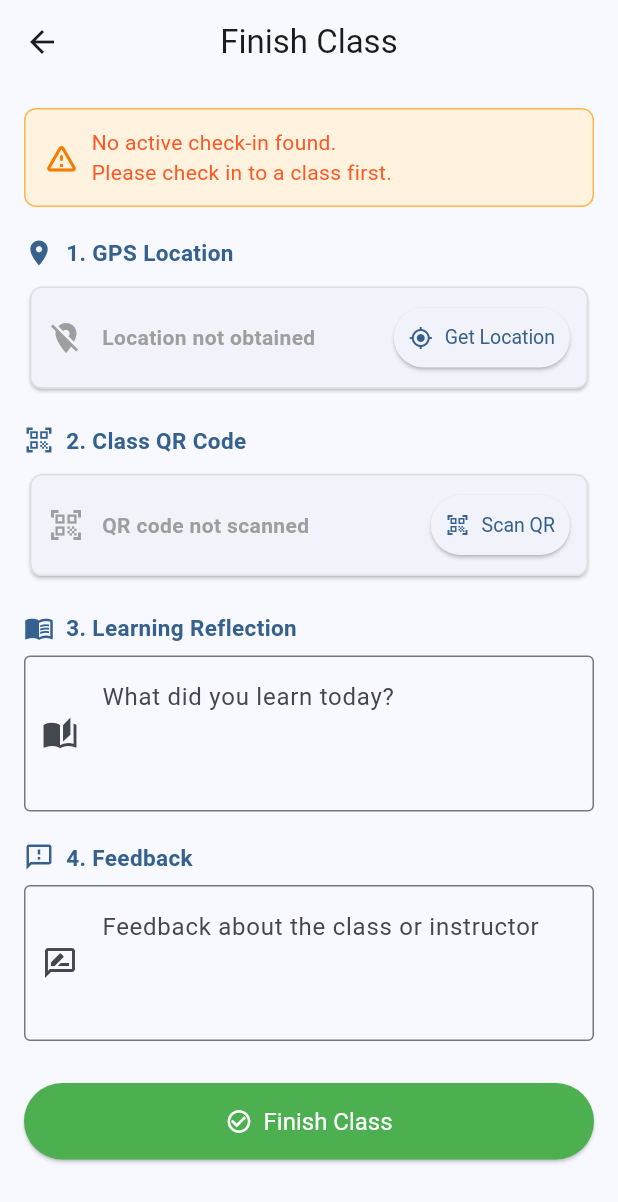
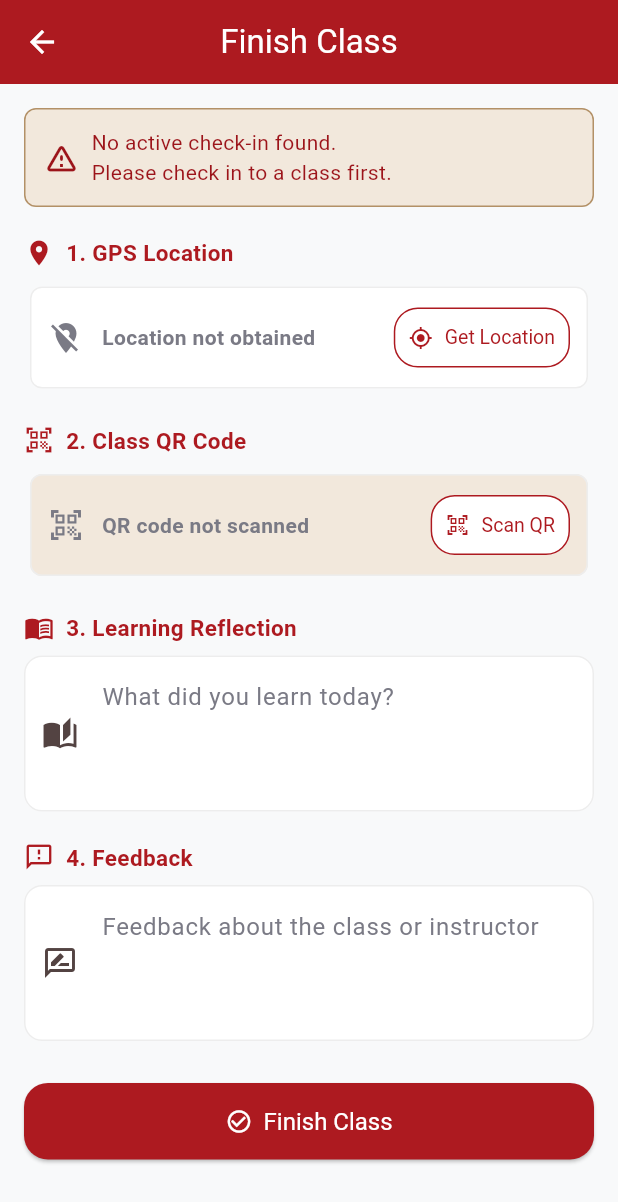
Before and after one commit to EaindrayMFU26/Lab_Test_6731503052, a Flutter app: the screen it shows after launch, after a tap on "Finish Class", on a phone screen of 412 x 824 dp. Shown: the top 1202 px of the screen. Run offline on Flutter 3.47's test engine with Material 3 defaults, Android fonts, the phone set to English and light mode, and no system bars; our stand-ins replace cloud_firestore, firebase_core, geolocator, shared_preferences; missing offline and left inert: geolocator_platform_interface, mobile_scanner; accounts and stored records are empty.

Commit message:
Apply MFU red and beige visual theme across app

```diff
--- a/smart_class_app/lib/main.dart
+++ b/smart_class_app/lib/main.dart
@@ -1,6 +1,7 @@
 import 'package:flutter/material.dart';
 import 'package:firebase_core/firebase_core.dart';
 import 'firebase_options.dart';
+import 'theme/app_theme.dart';
 import 'screens/home_screen.dart';
 
 void main() async {
@@ -22,10 +23,7 @@ class MyApp extends StatelessWidget {
   Widget build(BuildContext context) {
     return MaterialApp(
       title: 'Smart Class App',
-      theme: ThemeData(
-        colorScheme: ColorScheme.fromSeed(seedColor: Colors.blue),
-        useMaterial3: true,
-      ),
+      theme: AppTheme.light(),
       home: const HomeScreen(),
     );
   }
--- a/smart_class_app/lib/screens/finish_class_screen.dart
+++ b/smart_class_app/lib/screens/finish_class_screen.dart
@@ -6,6 +6,7 @@ import '../models/class_session.dart';
 import '../services/location_service.dart';
 import '../services/storage_service.dart';
 import '../services/firestore_service.dart';
+import '../theme/app_theme.dart';
 
 class FinishClassScreen extends StatefulWidget {
   const FinishClassScreen({super.key});
@@ -121,7 +122,7 @@ class _FinishClassScreenState extends State<FinishClassScreen> {
   void _showSnack(String msg, {bool isError = false}) {
     ScaffoldMessenger.of(context).showSnackBar(SnackBar(
       content: Text(msg),
-      backgroundColor: isError ? Colors.red.shade700 : null,
+      backgroundColor: isError ? AppColors.darkRed : AppColors.primaryRed,
     ));
   }
 
@@ -264,8 +265,8 @@ class _FinishClassScreenState extends State<FinishClassScreen> {
                 style: ElevatedButton.styleFrom(
                   padding: const EdgeInsets.symmetric(vertical: 16),
                   textStyle: const TextStyle(fontSize: 16),
-                  backgroundColor: Colors.green,
-                  foregroundColor: Colors.white,
+                  backgroundColor: AppColors.primaryRed,
+                  foregroundColor: AppColors.white,
                 ),
                 onPressed: _submitting ? null : _submit,
               ),
@@ -284,18 +285,18 @@ class _FinishClassScreenState extends State<FinishClassScreen> {
       return Container(
         padding: const EdgeInsets.all(12),
         decoration: BoxDecoration(
-          color: Colors.orange.shade50,
-          border: Border.all(color: Colors.orange.shade300),
+          color: AppColors.cream,
+          border: Border.all(color: AppColors.softGold),
           borderRadius: BorderRadius.circular(8),
         ),
         child: Row(
           children: [
-            Icon(Icons.warning_amber_rounded, color: Colors.orange.shade700),
+            const Icon(Icons.warning_amber_rounded, color: AppColors.darkRed),
             const SizedBox(width: 8),
             const Expanded(
               child: Text(
                 'No active check-in found.\nPlease check in to a class first.',
-                style: TextStyle(color: Colors.deepOrange),
+                style: TextStyle(color: AppColors.darkRed),
               ),
             ),
           ],
@@ -307,8 +308,8 @@ class _FinishClassScreenState extends State<FinishClassScreen> {
     return Container(
       padding: const EdgeInsets.all(12),
       decoration: BoxDecoration(
-        color: Colors.blue.shade50,
-        border: Border.all(color: Colors.blue.shade200),
+        color: AppColors.lightGrayBg,
+        border: Border.all(color: AppColors.softGray),
         borderRadius: BorderRadius.circular(8),
       ),
       child: Column(
@@ -316,12 +317,12 @@ class _FinishClassScreenState extends State<FinishClassScreen> {
         children: [
           Row(
             children: [
-              Icon(Icons.info_outline, color: Colors.blue.shade700, size: 18),
+              const Icon(Icons.info_outline, color: AppColors.softGold, size: 18),
               const SizedBox(width: 6),
-              Text('Active Session',
+              const Text('Active Session',
                   style: TextStyle(
                       fontWeight: FontWeight.bold,
-                      color: Colors.blue.shade800)),
+                      color: AppColors.primaryText)),
             ],
           ),
           const SizedBox(height: 6),
@@ -354,10 +355,10 @@ class _FinishClassScreenState extends State<FinishClassScreen> {
         borderRadius: BorderRadius.circular(8),
         side: BorderSide(
           color: _locationMissing
-              ? Colors.red
+              ? AppColors.darkRed
               : captured
-                  ? Colors.green
-                  : Colors.grey.shade300,
+                  ? AppColors.primaryRed
+                  : AppColors.softGray,
         ),
       ),
       child: Padding(
@@ -366,7 +367,7 @@ class _FinishClassScreenState extends State<FinishClassScreen> {
           children: [
             Icon(
               captured ? Icons.location_on : Icons.location_off,
-              color: captured ? Colors.green : Colors.grey,
+              color: captured ? AppColors.primaryRed : AppColors.secondaryText,
             ),
             const SizedBox(width: 12),
             Expanded(
@@ -377,8 +378,9 @@ class _FinishClassScreenState extends State<FinishClassScreen> {
                     captured ? 'Location captured' : 'Location not obtained',
                     style: TextStyle(
                       fontWeight: FontWeight.w600,
-                      color:
-                          captured ? Colors.green.shade800 : Colors.grey,
+                      color: captured
+                          ? AppColors.darkRed
+                          : AppColors.secondaryText,
                     ),
                   ),
                   if (captured)
@@ -387,16 +389,16 @@ class _FinishClassScreenState extends State<FinishClassScreen> {
                       'Lng: ${_position!.longitude.toStringAsFixed(6)}\n'
                       'Accuracy: ±${_position!.accuracy.toStringAsFixed(1)} m',
                       style: const TextStyle(
-                          fontSize: 12, color: Colors.black87),
+                          fontSize: 12, color: AppColors.primaryText),
                     ),
                   if (_locationMissing)
                     const Text('Required – tap Get Location',
-                        style: TextStyle(fontSize: 12, color: Colors.red)),
+                        style: TextStyle(fontSize: 12, color: AppColors.darkRed)),
                 ],
               ),
             ),
             const SizedBox(width: 8),
-            ElevatedButton.icon(
+            OutlinedButton.icon(
               icon: _locationLoading
                   ? const SizedBox(
                       width: 14,
@@ -405,9 +407,10 @@ class _FinishClassScreenState extends State<FinishClassScreen> {
                   : const Icon(Icons.my_location, size: 16),
               label: Text(captured ? 'Refresh' : 'Get Location'),
               onPressed: _locationLoading ? null : _getLocation,
-              style: ElevatedButton.styleFrom(
+              style: OutlinedButton.styleFrom(
                   padding: const EdgeInsets.symmetric(
                       horizontal: 10, vertical: 8),
+                  backgroundColor: AppColors.white,
                   textStyle: const TextStyle(fontSize: 13)),
             ),
           ],
@@ -423,19 +426,20 @@ class _FinishClassScreenState extends State<FinishClassScreen> {
         borderRadius: BorderRadius.circular(8),
         side: BorderSide(
           color: _qrMissing
-              ? Colors.red
+              ? AppColors.darkRed
               : scanned
-                  ? Colors.green
-                  : Colors.grey.shade300,
+                  ? AppColors.softGold
+                  : AppColors.softGray,
         ),
       ),
+      color: AppColors.cream,
       child: Padding(
         padding: const EdgeInsets.symmetric(horizontal: 12, vertical: 10),
         child: Row(
           children: [
             Icon(
               scanned ? Icons.qr_code : Icons.qr_code_scanner,
-              color: scanned ? Colors.green : Colors.grey,
+              color: scanned ? AppColors.softGold : AppColors.secondaryText,
             ),
             const SizedBox(width: 12),
             Expanded(
@@ -446,7 +450,8 @@ class _FinishClassScreenState extends State<FinishClassScreen> {
                     scanned ? 'QR code scanned' : 'QR code not scanned',
                     style: TextStyle(
                       fontWeight: FontWeight.w600,
-                      color: scanned ? Colors.green.shade800 : Colors.grey,
+                      color:
+                          scanned ? AppColors.softGold : AppColors.secondaryText,
                     ),
                   ),
                   if (scanned)
@@ -455,24 +460,25 @@ class _FinishClassScreenState extends State<FinishClassScreen> {
                       style: const TextStyle(
                           fontSize: 13,
                           fontFamily: 'monospace',
-                          color: Colors.black87),
+                          color: AppColors.primaryText),
                       maxLines: 2,
                       overflow: TextOverflow.ellipsis,
                     ),
                   if (_qrMissing)
                     const Text('Required – tap Scan QR',
-                        style: TextStyle(fontSize: 12, color: Colors.red)),
+                        style: TextStyle(fontSize: 12, color: AppColors.darkRed)),
                 ],
               ),
             ),
             const SizedBox(width: 8),
-            ElevatedButton.icon(
+            OutlinedButton.icon(
               icon: const Icon(Icons.qr_code_scanner, size: 16),
               label: Text(scanned ? 'Re-scan' : 'Scan QR'),
               onPressed: () => setState(() => _scanningQr = true),
-              style: ElevatedButton.styleFrom(
+              style: OutlinedButton.styleFrom(
                   padding: const EdgeInsets.symmetric(
                       horizontal: 10, vertical: 8),
+                  backgroundColor: AppColors.white,
                   textStyle: const TextStyle(fontSize: 13)),
             ),
           ],
--- a/smart_class_app/lib/screens/home_screen.dart
+++ b/smart_class_app/lib/screens/home_screen.dart
@@ -1,6 +1,7 @@
 import 'package:flutter/material.dart';
 import '../models/class_session.dart';
 import '../services/storage_service.dart';
+import '../theme/app_theme.dart';
 import 'check_in_screen.dart';
 import 'finish_class_screen.dart';
 
@@ -52,11 +53,15 @@ class _HomeScreenState extends State<HomeScreen> {
             padding: const EdgeInsets.fromLTRB(24, 28, 24, 12),
             child: Column(
               children: [
-                const Icon(Icons.school, size: 64, color: Colors.blue),
+                const Icon(Icons.school, size: 64, color: AppColors.primaryRed),
                 const SizedBox(height: 12),
                 const Text(
                   'Smart Class App',
-                  style: TextStyle(fontSize: 22, fontWeight: FontWeight.bold),
+                  style: TextStyle(
+                    fontSize: 22,
+                    fontWeight: FontWeight.bold,
+                    color: AppColors.primaryText,
+                  ),
                 ),
                 const SizedBox(height: 24),
                 SizedBox(
@@ -74,14 +79,13 @@ class _HomeScreenState extends State<HomeScreen> {
                 const SizedBox(height: 12),
                 SizedBox(
                   width: double.infinity,
-                  child: ElevatedButton.icon(
+                  child: OutlinedButton.icon(
                     icon: const Icon(Icons.logout),
                     label: const Text('Finish Class'),
-                    style: ElevatedButton.styleFrom(
+                    style: OutlinedButton.styleFrom(
                       padding: const EdgeInsets.symmetric(vertical: 14),
                       textStyle: const TextStyle(fontSize: 16),
-                      backgroundColor: Colors.green,
-                      foregroundColor: Colors.white,
+                      backgroundColor: AppColors.white,
                     ),
                     onPressed: () => _navigate(const FinishClassScreen()),
                   ),
@@ -96,14 +100,14 @@ class _HomeScreenState extends State<HomeScreen> {
             padding: const EdgeInsets.symmetric(horizontal: 16, vertical: 8),
             child: Row(
               children: [
-                const Icon(Icons.history, size: 18, color: Colors.grey),
+                const Icon(Icons.history, size: 18, color: AppColors.softGold),
                 const SizedBox(width: 6),
                 Text(
                   'Session History (${_sessions.length})',
                   style: const TextStyle(
                       fontSize: 14,
                       fontWeight: FontWeight.w600,
-                      color: Colors.grey),
+                      color: AppColors.secondaryText),
                 ),
               ],
             ),
@@ -114,7 +118,7 @@ class _HomeScreenState extends State<HomeScreen> {
                     child: Text(
                       'No sessions yet.\nCheck in to start!',
                       textAlign: TextAlign.center,
-                      style: TextStyle(color: Colors.grey),
+                      style: TextStyle(color: AppColors.secondaryText),
                     ),
                   )
                 : ListView.separated(
@@ -129,15 +133,15 @@ class _HomeScreenState extends State<HomeScreen> {
                         child: ListTile(
                           leading: CircleAvatar(
                             backgroundColor: isCompleted
-                                ? Colors.green.shade100
-                                : Colors.blue.shade100,
+                                ? AppColors.cream
+                                : AppColors.lightGrayBg,
                             child: Icon(
                               isCompleted
                                   ? Icons.check_circle
                                   : Icons.pending,
                               color: isCompleted
-                                  ? Colors.green
-                                  : Colors.blue,
+                                  ? AppColors.softGold
+                                  : AppColors.primaryRed,
                               size: 20,
                             ),
                           ),
@@ -157,13 +161,13 @@ class _HomeScreenState extends State<HomeScreen> {
                               style: TextStyle(
                                 fontSize: 11,
                                 color: isCompleted
-                                    ? Colors.green.shade800
-                                    : Colors.blue.shade800,
+                                    ? AppColors.softGold
+                                    : AppColors.darkRed,
                               ),
                             ),
                             backgroundColor: isCompleted
-                                ? Colors.green.shade50
-                                : Colors.blue.shade50,
+                                ? AppColors.cream
+                                : AppColors.lightGrayBg,
                             padding: EdgeInsets.zero,
                           ),
                         ),
--- /dev/null
+++ b/smart_class_app/lib/theme/app_theme.dart
@@ -0,0 +1,93 @@
+import 'package:flutter/material.dart';
+
+class AppColors {
+  static const primaryRed = Color(0xFFAD1A20);
+  static const darkRed = Color(0xFF9C141A);
+  static const softGold = Color(0xFFB39167);
+  static const cream = Color(0xFFF2E8DC);
+  static const white = Color(0xFFFFFFFF);
+  static const lightGrayBg = Color(0xFFF8F9FA);
+  static const softGray = Color(0xFFEDEDED);
+  static const primaryText = Color(0xFF1F1F24);
+  static const secondaryText = Color(0xFF7A7A85);
+}
+
+class AppTheme {
+  static ThemeData light() {
+    final scheme = ColorScheme.fromSeed(
+      seedColor: AppColors.primaryRed,
+      primary: AppColors.primaryRed,
+      secondary: AppColors.softGold,
+      surface: AppColors.white,
+      onPrimary: AppColors.white,
+      onSecondary: AppColors.primaryText,
+      onSurface: AppColors.primaryText,
+      brightness: Brightness.light,
+    );
+
+    return ThemeData(
+      useMaterial3: true,
+      colorScheme: scheme,
+      scaffoldBackgroundColor: AppColors.lightGrayBg,
+      appBarTheme: const AppBarTheme(
+        backgroundColor: AppColors.primaryRed,
+        foregroundColor: AppColors.white,
+        centerTitle: true,
+        elevation: 0,
+      ),
+      cardTheme: CardThemeData(
+        color: AppColors.white,
+        elevation: 0,
+        shape: RoundedRectangleBorder(
+          borderRadius: BorderRadius.circular(14),
+          side: const BorderSide(color: AppColors.softGray),
+        ),
+      ),
+      elevatedButtonTheme: ElevatedButtonThemeData(
+        style: ElevatedButton.styleFrom(
+          backgroundColor: AppColors.primaryRed,
+          foregroundColor: AppColors.white,
+          shape: RoundedRectangleBorder(
+            borderRadius: BorderRadius.circular(16),
+          ),
+          textStyle: const TextStyle(fontWeight: FontWeight.w600),
+        ),
+      ),
+      outlinedButtonTheme: OutlinedButtonThemeData(
+        style: OutlinedButton.styleFrom(
+          foregroundColor: AppColors.primaryRed,
+          side: const BorderSide(color: AppColors.primaryRed),
+          shape: RoundedRectangleBorder(
+            borderRadius: BorderRadius.circular(16),
+          ),
+          textStyle: const TextStyle(fontWeight: FontWeight.w600),
+        ),
+      ),
+      inputDecorationTheme: InputDecorationTheme(
+        filled: true,
+        fillColor: AppColors.white,
+        labelStyle: const TextStyle(color: AppColors.secondaryText),
+        hintStyle: const TextStyle(color: AppColors.secondaryText),
+        border: OutlineInputBorder(
+          borderRadius: BorderRadius.circular(12),
+          borderSide: const BorderSide(color: AppColors.softGray),
+        ),
+        enabledBorder: OutlineInputBorder(
+          borderRadius: BorderRadius.circular(12),
+          borderSide: const BorderSide(color: AppColors.softGray),
+        ),
+        focusedBorder: OutlineInputBorder(
+          borderRadius: BorderRadius.circular(12),
+          borderSide: const BorderSide(color: AppColors.primaryRed, width: 1.5),
+        ),
+      ),
+      dividerColor: AppColors.softGray,
+      textTheme: const TextTheme(
+        titleLarge: TextStyle(color: AppColors.primaryText),
+        titleMedium: TextStyle(color: AppColors.primaryText),
+        bodyLarge: TextStyle(color: AppColors.primaryText),
+        bodyMedium: TextStyle(color: AppColors.primaryText),
+      ),
+    );
+  }
+}
```
Also changed, not shown: smart_class_app/lib/screens/check_in_screen.dart (+35 -22 lines).
